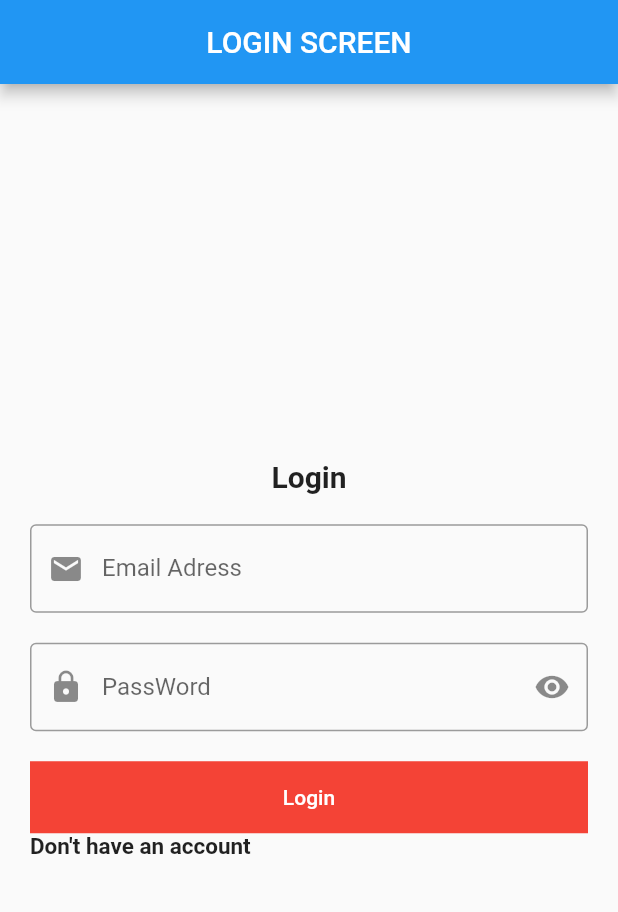
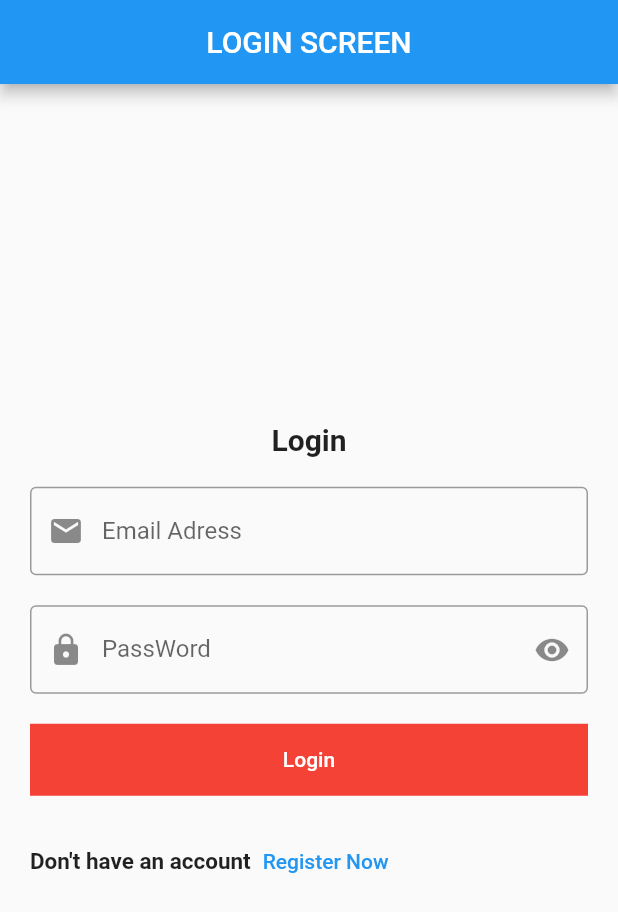
Before and after one commit to Devsaci/logine_sceen_mansour, a Flutter app: the screen it shows after launch, on a phone screen of 412 x 824 dp. Shown: the top 912 px of the screen. Run offline on Flutter 3.47's test engine with Material 2 defaults, Android fonts, the phone set to English and light mode, and no system bars.

Commit message:
TextButton/Text

```diff
--- a/lib/login_screen.dart
+++ b/lib/login_screen.dart
@@ -1,4 +1,4 @@
-// ignore_for_file: prefer_const_constructors
+// ignore_for_file: prefer_const_constructors, prefer_const_literals_to_create_immutables
 
 import 'dart:ui';
 
@@ -89,10 +89,19 @@ class LoginScreen extends StatelessWidget {
                   },
                 ),
               ),
+              SizedBox(
+                height: 20,
+              ),
               Row(
-                children: const [
-                  Text("Don\'t have an account", style: TextStyle(
-                      fontSize: 15, fontWeight: FontWeight.bold),),
+                children: [
+                  Text(
+                    "Don\'t have an account",
+                    style: TextStyle(fontSize: 15, fontWeight: FontWeight.bold),
+                  ),
+                  TextButton(
+                    onPressed: () {},
+                    child: Text("Register Now"),
+                  )
                 ],
               ),
             ],
```
